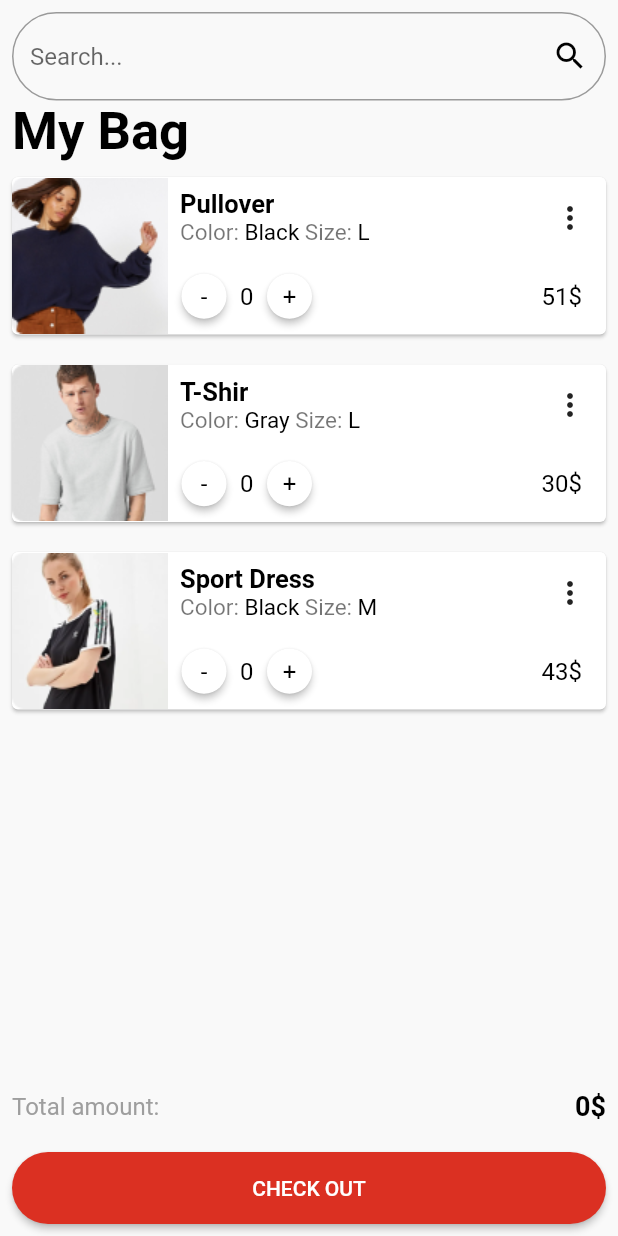
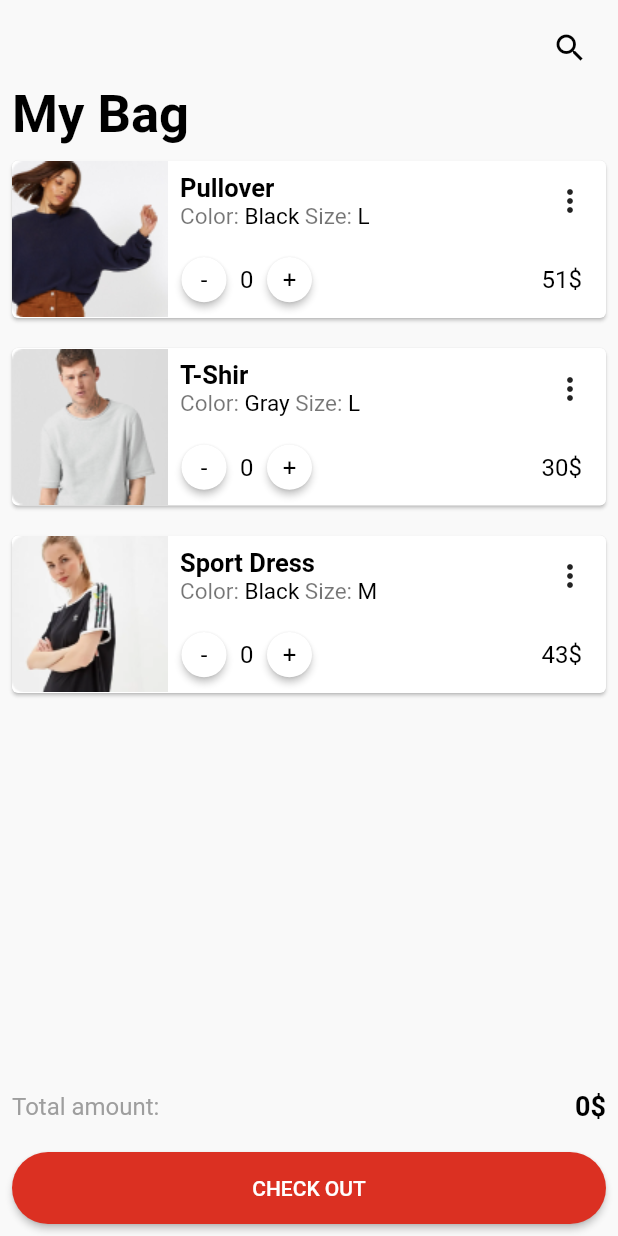
Before and after one commit to masumbillah21/OstadFlutterAssignments, a Flutter app: the screen it shows after launch, on a phone screen of 412 x 824 dp. Run offline on Flutter 3.47's test engine with Material 2 defaults, Android fonts, the phone set to English and light mode, and no system bars.

Commit message:
Assignment 09 Completed

```diff
--- a/lib/HomeScreen.dart
+++ b/lib/HomeScreen.dart
@@ -54,17 +54,12 @@ class _HomeScreenState extends State<HomeScreen> {
               children: [
                 const TextField(
                   decoration: InputDecoration(
-                    hintText: "Search...",
                     suffixIcon: Icon(
                       Icons.search,
                       color: Colors.black,
                     ),
-                    border: OutlineInputBorder(
-                      borderRadius: BorderRadius.all(
-                        Radius.circular(40),
-                      ),
-                    ),
-                    focusedBorder: OutlineInputBorder(),
+                    border: InputBorder.none,
+                    focusedBorder: InputBorder.none,
                   ),
                 ),
                 Text(
```
